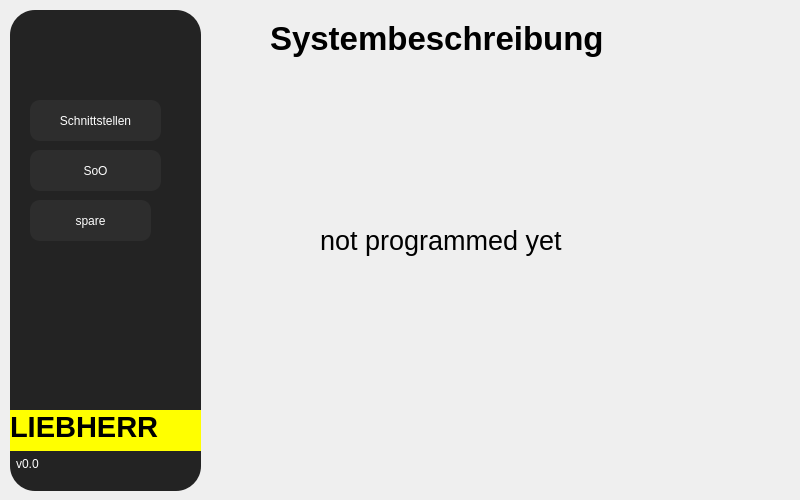
Before: the Qt Designer form UI/Mainwindow/UI_Mainwindow.ui in Annawillswissen/BaseDocGeneratorAnna, drawn with Qt 5.
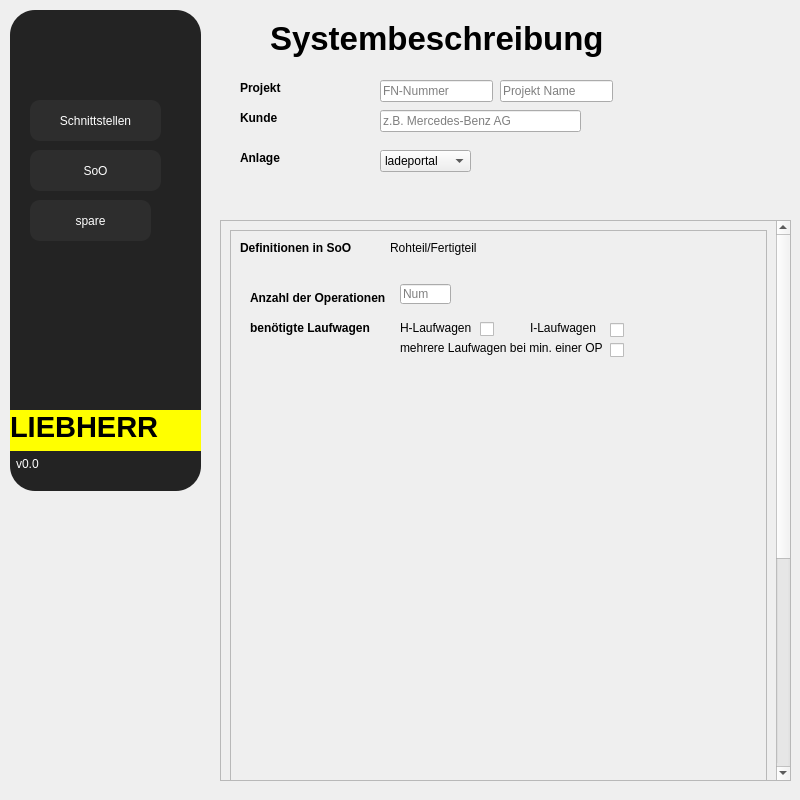
After: the same form once the commit is applied. The open tabs and pages were chosen to show the change. Icons and pictures are not drawn.

Commit message: UI SoO Beginn

What changed in the file:
```diff
--- a/UI/Mainwindow/UI_Mainwindow.ui
+++ b/UI/Mainwindow/UI_Mainwindow.ui
@@ -7,19 +7,25 @@
     <x>0</x>
     <y>0</y>
     <width>800</width>
-    <height>500</height>
+    <height>800</height>
    </rect>
   </property>
+  <property name="sizePolicy">
+   <sizepolicy hsizetype="Expanding" vsizetype="Preferred">
+    <horstretch>0</horstretch>
+    <verstretch>0</verstretch>
+   </sizepolicy>
+  </property>
   <property name="minimumSize">
    <size>
     <width>800</width>
-    <height>500</height>
+    <height>800</height>
    </size>
   </property>
   <property name="maximumSize">
    <size>
     <width>800</width>
-    <height>500</height>
+    <height>800</height>
    </size>
   </property>
   <property name="windowTitle">
@@ -188,7 +194,7 @@
       <x>220</x>
       <y>10</y>
       <width>571</width>
-      <height>481</height>
+      <height>771</height>
      </rect>
     </property>
     <property name="font">
@@ -662,25 +668,6 @@
      </widget>
     </widget>
     <widget class="QWidget" name="SoO">
-     <widget class="QLabel" name="label_12">
-      <property name="geometry">
-       <rect>
-        <x>100</x>
-        <y>150</y>
-        <width>341</width>
-        <height>161</height>
-       </rect>
-      </property>
-      <property name="font">
-       <font>
-        <pointsize>20</pointsize>
-        <kerning>true</kerning>
-       </font>
-      </property>
-      <property name="text">
-       <string>not programmed yet</string>
-      </property>
-     </widget>
      <widget class="QLabel" name="label_16">
       <property name="geometry">
        <rect>
@@ -704,6 +691,396 @@
        <set>Qt::AlignmentFlag::AlignLeading|Qt::AlignmentFlag::AlignLeft|Qt::AlignmentFlag::AlignTop</set>
       </property>
      </widget>
+     <widget class="QStackedWidget" name="stackedWidget">
+      <property name="geometry">
+       <rect>
+        <x>0</x>
+        <y>170</y>
+        <width>571</width>
+        <height>611</height>
+       </rect>
+      </property>
+      <property name="currentIndex">
+       <number>1</number>
+      </property>
+      <widget class="QWidget" name="page"/>
+      <widget class="QWidget" name="page_2">
+       <widget class="QScrollArea" name="scrollArea">
+        <property name="geometry">
+         <rect>
+          <x>0</x>
+          <y>40</y>
+          <width>571</width>
+          <height>561</height>
+         </rect>
+        </property>
+        <property name="sizePolicy">
+         <sizepolicy hsizetype="Expanding" vsizetype="Expanding">
+          <horstretch>0</horstretch>
+          <verstretch>0</verstretch>
+         </sizepolicy>
+        </property>
+        <property name="minimumSize">
+         <size>
+          <width>0</width>
+          <height>0</height>
+         </size>
+        </property>
+        <property name="verticalScrollBarPolicy">
+         <enum>Qt::ScrollBarPolicy::ScrollBarAlwaysOn</enum>
+        </property>
+        <property name="widgetResizable">
+         <bool>true</bool>
+        </property>
+        <widget class="QWidget" name="scrollAreaWidgetContents">
+         <property name="geometry">
+          <rect>
+           <x>0</x>
+           <y>0</y>
+           <width>552</width>
+           <height>918</height>
+          </rect>
+         </property>
+         <layout class="QGridLayout" name="gridLayout">
+          <item row="0" column="1">
+           <widget class="QFrame" name="frame">
+            <property name="minimumSize">
+             <size>
+              <width>0</width>
+              <height>900</height>
+             </size>
+            </property>
+            <property name="frameShape">
+             <enum>QFrame::Shape::StyledPanel</enum>
+            </property>
+            <property name="frameShadow">
+             <enum>QFrame::Shadow::Raised</enum>
+            </property>
+            <widget class="QLabel" name="label1_3">
+             <property name="geometry">
+              <rect>
+               <x>20</x>
+               <y>60</y>
+               <width>141</width>
+               <height>16</height>
+              </rect>
+             </property>
+             <property name="font">
+              <font>
+               <bold>true</bold>
+               <kerning>true</kerning>
+              </font>
+             </property>
+             <property name="text">
+              <string>Anzahl der Operationen</string>
+             </property>
+            </widget>
+            <widget class="QLineEdit" name="le_fn_number_3">
+             <property name="geometry">
+              <rect>
+               <x>170</x>
+               <y>54</y>
+               <width>51</width>
+               <height>20</height>
+              </rect>
+             </property>
+             <property name="toolTip">
+              <string/>
+             </property>
+             <property name="text">
+              <string/>
+             </property>
+             <property name="placeholderText">
+              <string>Num</string>
+             </property>
+            </widget>
+            <widget class="QLabel" name="label1_4">
+             <property name="geometry">
+              <rect>
+               <x>20</x>
+               <y>90</y>
+               <width>141</width>
+               <height>16</height>
+              </rect>
+             </property>
+             <property name="font">
+              <font>
+               <bold>true</bold>
+               <kerning>true</kerning>
+              </font>
+             </property>
+             <property name="text">
+              <string>benötigte Laufwagen</string>
+             </property>
+            </widget>
+            <widget class="QLabel" name="label1_5">
+             <property name="geometry">
+              <rect>
+               <x>170</x>
+               <y>90</y>
+               <width>81</width>
+               <height>16</height>
+              </rect>
+             </property>
+             <property name="font">
+              <font>
+               <bold>false</bold>
+               <kerning>true</kerning>
+              </font>
+             </property>
+             <property name="text">
+              <string>H-Laufwagen</string>
+             </property>
+            </widget>
+            <widget class="QLabel" name="label1_6">
+             <property name="geometry">
+              <rect>
+               <x>300</x>
+               <y>90</y>
+               <width>81</width>
+               <height>16</height>
+              </rect>
+             </property>
+             <property name="font">
+              <font>
+               <bold>false</bold>
+               <kerning>true</kerning>
+              </font>
+             </property>
+             <property name="text">
+              <string>I-Laufwagen</string>
+             </property>
+            </widget>
+            <widget class="QLabel" name="label1_7">
+             <property name="geometry">
+              <rect>
+               <x>170</x>
+               <y>110</y>
+               <width>211</width>
+               <height>16</height>
+              </rect>
+             </property>
+             <property name="font">
+              <font>
+               <bold>false</bold>
+               <kerning>true</kerning>
+              </font>
+             </property>
+             <property name="text">
+              <string>mehrere Laufwagen bei min. einer OP</string>
+             </property>
+            </widget>
+            <widget class="QCheckBox" name="checkBox">
+             <property name="geometry">
+              <rect>
+               <x>250</x>
+               <y>89</y>
+               <width>21</width>
+               <height>20</height>
+              </rect>
+             </property>
+             <property name="text">
+              <string/>
+             </property>
+            </widget>
+            <widget class="QCheckBox" name="checkBox_2">
+             <property name="geometry">
+              <rect>
+               <x>380</x>
+               <y>90</y>
+               <width>21</width>
+               <height>20</height>
+              </rect>
+             </property>
+             <property name="text">
+              <string/>
+             </property>
+            </widget>
+            <widget class="QCheckBox" name="checkBox_3">
+             <property name="geometry">
+              <rect>
+               <x>380</x>
+               <y>110</y>
+               <width>21</width>
+               <height>20</height>
+              </rect>
+             </property>
+             <property name="text">
+              <string/>
+             </property>
+            </widget>
+            <widget class="QLabel" name="label1_8">
+             <property name="geometry">
+              <rect>
+               <x>10</x>
+               <y>10</y>
+               <width>171</width>
+               <height>16</height>
+              </rect>
+             </property>
+             <property name="font">
+              <font>
+               <bold>true</bold>
+               <kerning>true</kerning>
+              </font>
+             </property>
+             <property name="text">
+              <string>Definitionen in SoO</string>
+             </property>
+            </widget>
+            <widget class="QLabel" name="label1_9">
+             <property name="geometry">
+              <rect>
+               <x>160</x>
+               <y>10</y>
+               <width>141</width>
+               <height>16</height>
+              </rect>
+             </property>
+             <property name="font">
+              <font>
+               <bold>false</bold>
+               <kerning>true</kerning>
+              </font>
+             </property>
+             <property name="text">
+              <string>Rohteil/Fertigteil</string>
+             </property>
+            </widget>
+           </widget>
+          </item>
+         </layout>
+        </widget>
+       </widget>
+      </widget>
+     </widget>
+     <widget class="QLineEdit" name="le_fn_number_2">
+      <property name="geometry">
+       <rect>
+        <x>160</x>
+        <y>70</y>
+        <width>113</width>
+        <height>22</height>
+       </rect>
+      </property>
+      <property name="toolTip">
+       <string/>
+      </property>
+      <property name="placeholderText">
+       <string>FN-Nummer</string>
+      </property>
+     </widget>
+     <widget class="QLabel" name="label_9">
+      <property name="geometry">
+       <rect>
+        <x>20</x>
+        <y>140</y>
+        <width>49</width>
+        <height>16</height>
+       </rect>
+      </property>
+      <property name="font">
+       <font>
+        <bold>true</bold>
+        <kerning>true</kerning>
+       </font>
+      </property>
+      <property name="text">
+       <string>Anlage</string>
+      </property>
+     </widget>
+     <widget class="QLabel" name="label_11">
+      <property name="geometry">
+       <rect>
+        <x>20</x>
+        <y>100</y>
+        <width>49</width>
+        <height>16</height>
+       </rect>
+      </property>
+      <property name="font">
+       <font>
+        <bold>true</bold>
+        <kerning>true</kerning>
+       </font>
+      </property>
+      <property name="text">
+       <string>Kunde</string>
+      </property>
+     </widget>
+     <widget class="QLabel" name="label1_2">
+      <property name="geometry">
+       <rect>
+        <x>20</x>
+        <y>70</y>
+        <width>49</width>
+        <height>16</height>
+       </rect>
+      </property>
+      <property name="font">
+       <font>
+        <bold>true</bold>
+        <kerning>true</kerning>
+       </font>
+      </property>
+      <property name="text">
+       <string>Projekt</string>
+      </property>
+     </widget>
+     <widget class="QLineEdit" name="le_customer_2">
+      <property name="geometry">
+       <rect>
+        <x>160</x>
+        <y>100</y>
+        <width>201</width>
+        <height>22</height>
+       </rect>
+      </property>
+      <property name="placeholderText">
+       <string>z.B. Mercedes-Benz AG</string>
+      </property>
+     </widget>
+     <widget class="QComboBox" name="cob_typ_2">
+      <property name="geometry">
+       <rect>
+        <x>160</x>
+        <y>140</y>
+        <width>91</width>
+        <height>22</height>
+       </rect>
+      </property>
+      <item>
+       <property name="text">
+        <string>ladeportal</string>
+       </property>
+      </item>
+      <item>
+       <property name="text">
+        <string>phs</string>
+       </property>
+      </item>
+      <item>
+       <property name="text">
+        <string>roboter</string>
+       </property>
+      </item>
+     </widget>
+     <widget class="QLineEdit" name="le_project_name_2">
+      <property name="geometry">
+       <rect>
+        <x>280</x>
+        <y>70</y>
+        <width>113</width>
+        <height>22</height>
+       </rect>
+      </property>
+      <property name="toolTip">
+       <string/>
+      </property>
+      <property name="placeholderText">
+       <string>Projekt Name</string>
+      </property>
+     </widget>
     </widget>
     <widget class="QWidget" name="spare">
      <widget class="QLabel" name="label_13">
```
Left out of the diff: 2 changed lines with no effect on the pictures. The commit also changes 1 other file.
